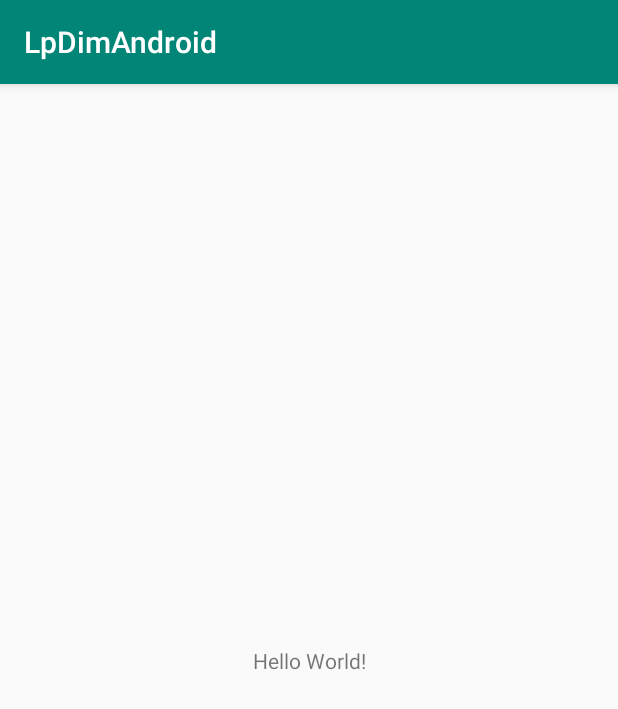
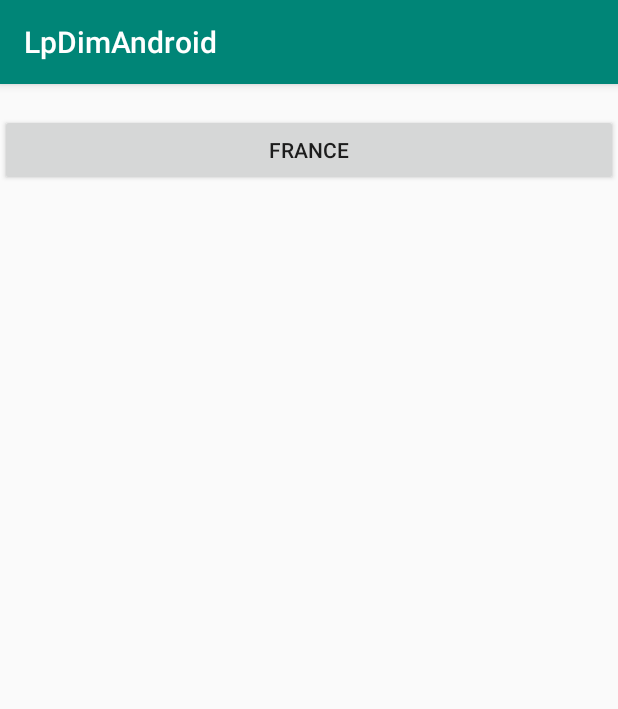
Before and after one commit to SaillyMaxence/AndroidLPDim, an Android app: the screen it shows after launch (MainActivity before the commit, Home after it), on a phone screen of 412 x 824 dp. Shown: the top 709 px of the screen. Run offline under Robolectric (Android 15) with nearby library versions, the phone set to English and light mode, and no system bars.

Commit message:
Add second activity

```diff
--- a/app/build.gradle
+++ b/app/build.gradle
@@ -22,6 +22,7 @@ dependencies {
     implementation fileTree(dir: 'libs', include: ['*.jar'])
     implementation 'com.android.support:appcompat-v7:28.0.0'
     implementation 'com.android.support.constraint:constraint-layout:1.1.3'
+    implementation 'com.android.support:design:28.0.0'
     testImplementation 'junit:junit:4.12'
     androidTestImplementation 'com.android.support.test:runner:1.0.2'
     androidTestImplementation 'com.android.support.test.espresso:espresso-core:3.0.2'
--- a/app/src/main/AndroidManifest.xml
+++ b/app/src/main/AndroidManifest.xml
@@ -9,6 +9,7 @@
         android:roundIcon="@mipmap/ic_launcher_round"
         android:supportsRtl="true"
         android:theme="@style/AppTheme">
+        <activity android:name=".Home"></activity>
         <activity android:name=".MainActivity">
             <intent-filter>
                 <action android:name="android.intent.action.MAIN" />
--- /dev/null
+++ b/app/src/main/java/com/example/lpdimandroid/Home.java
@@ -0,0 +1,13 @@
+package com.example.lpdimandroid;
+
+import android.support.v7.app.AppCompatActivity;
+import android.os.Bundle;
+
+public class Home extends AppCompatActivity {
+
+    @Override
+    protected void onCreate(Bundle savedInstanceState) {
+        super.onCreate(savedInstanceState);
+        setContentView(R.layout.activity_home);
+    }
+}
--- a/app/src/main/java/com/example/lpdimandroid/MainActivity.java
+++ b/app/src/main/java/com/example/lpdimandroid/MainActivity.java
@@ -1,13 +1,28 @@
 package com.example.lpdimandroid;
 
+import android.content.Intent;
+import android.os.Handler;
 import android.support.v7.app.AppCompatActivity;
 import android.os.Bundle;
 
 public class MainActivity extends AppCompatActivity {
 
+    private static int SPLASH_TIME_OUT = 3000;
+
     @Override
     protected void onCreate(Bundle savedInstanceState) {
         super.onCreate(savedInstanceState);
         setContentView(R.layout.activity_main);
+
+        new Handler().postDelayed(new Runnable() {
+            @Override
+            public void run() {
+                Intent i = new Intent(MainActivity.this,Home.class);
+                startActivity(i);
+            }
+        },SPLASH_TIME_OUT);
+
+
+
     }
 }
--- /dev/null
+++ b/app/src/main/res/layout/activity_home.xml
@@ -0,0 +1,14 @@
+<?xml version="1.0" encoding="utf-8"?>
+<LinearLayout
+    android:layout_height="match_parent"
+    xmlns:android="http://schemas.android.com/apk/res/android"
+    android:layout_width="match_parent">
+
+    <Button
+        android:id="@+id/button"
+        android:layout_width="wrap_content"
+        android:layout_height="wrap_content"
+        android:layout_marginTop="20dp"
+        android:layout_weight="1"
+        android:text="France" />
+</LinearLayout>
--- a/app/src/main/res/layout/activity_main.xml
+++ b/app/src/main/res/layout/activity_main.xml
@@ -6,13 +6,11 @@
     android:layout_height="match_parent"
     tools:context=".MainActivity">
 
-    <TextView
-        android:layout_width="wrap_content"
-        android:layout_height="wrap_content"
-        android:text="Hello World!"
-        app:layout_constraintBottom_toBottomOf="parent"
-        app:layout_constraintLeft_toLeftOf="parent"
-        app:layout_constraintRight_toRightOf="parent"
-        app:layout_constraintTop_toTopOf="parent" />
+
+    <ImageView
+        android:layout_width="match_parent"
+        android:layout_height="match_parent"
+        android:src="@drawable/we_sport_fr"/>
+
 
 </android.support.constraint.ConstraintLayout>
--- /dev/null
+++ b/app/src/main/res/values/dimens.xml
@@ -0,0 +1,3 @@
+<resources>
+    <dimen name="fab_margin">16dp</dimen>
+</resources>
--- a/app/src/main/res/values/strings.xml
+++ b/app/src/main/res/values/strings.xml
@@ -1,3 +1,4 @@
 <resources>
     <string name="app_name">LpDimAndroid</string>
+    <string name="title_activity_home">home</string>
 </resources>
```
Also changed, not shown: app/src/main/res/values/styles.xml (+9 -0 lines), app/src/main/res/drawable/we_sport_fr.png (added).
